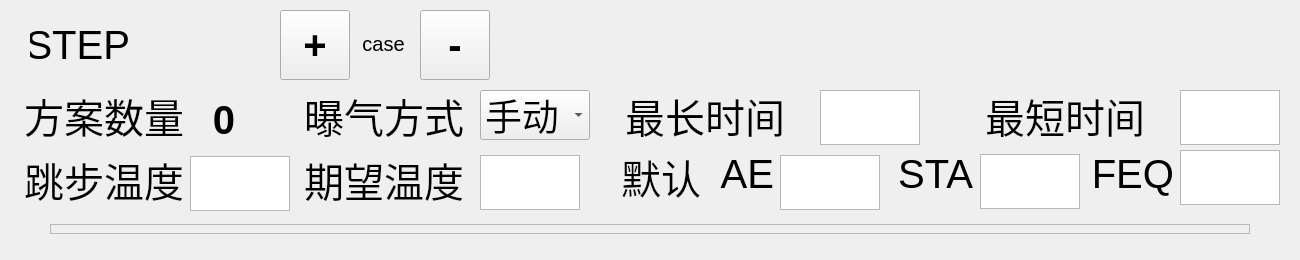
Above: Hqsw/ferstepform.ui from hqtecheptech/MagicPill before the change. Below: the same form after it.
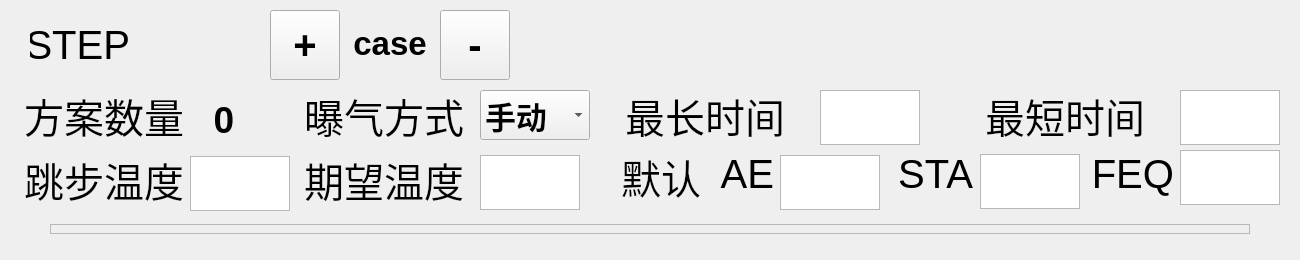
That is the form after the change.

The edit to the form file:
```diff
--- a/Hqsw/ferstepform.ui
+++ b/Hqsw/ferstepform.ui
@@ -249,9 +249,9 @@
    </property>
    <property name="font">
     <font>
-     <pointsize>28</pointsize>
-     <weight>50</weight>
-     <bold>false</bold>
+     <pointsize>23</pointsize>
+     <weight>75</weight>
+     <bold>true</bold>
     </font>
    </property>
    <property name="currentText">
@@ -455,7 +455,7 @@
   <widget class="QPushButton" name="add_case_push_button">
    <property name="geometry">
     <rect>
-     <x>280</x>
+     <x>270</x>
      <y>10</y>
      <width>70</width>
      <height>70</height>
@@ -475,7 +475,7 @@
   <widget class="QPushButton" name="reduce_case_push_button">
    <property name="geometry">
     <rect>
-     <x>420</x>
+     <x>440</x>
      <y>10</y>
      <width>70</width>
      <height>70</height>
@@ -495,15 +495,17 @@
   <widget class="QLabel" name="label_11">
    <property name="geometry">
     <rect>
-     <x>358</x>
+     <x>350</x>
      <y>23</y>
-     <width>51</width>
-     <height>41</height>
+     <width>80</width>
+     <height>40</height>
     </rect>
    </property>
    <property name="font">
     <font>
-     <pointsize>15</pointsize>
+     <pointsize>25</pointsize>
+     <weight>75</weight>
+     <bold>true</bold>
     </font>
    </property>
    <property name="text">
@@ -524,7 +526,7 @@
    </property>
    <property name="font">
     <font>
-     <pointsize>30</pointsize>
+     <pointsize>28</pointsize>
      <weight>75</weight>
      <bold>true</bold>
     </font>
```
